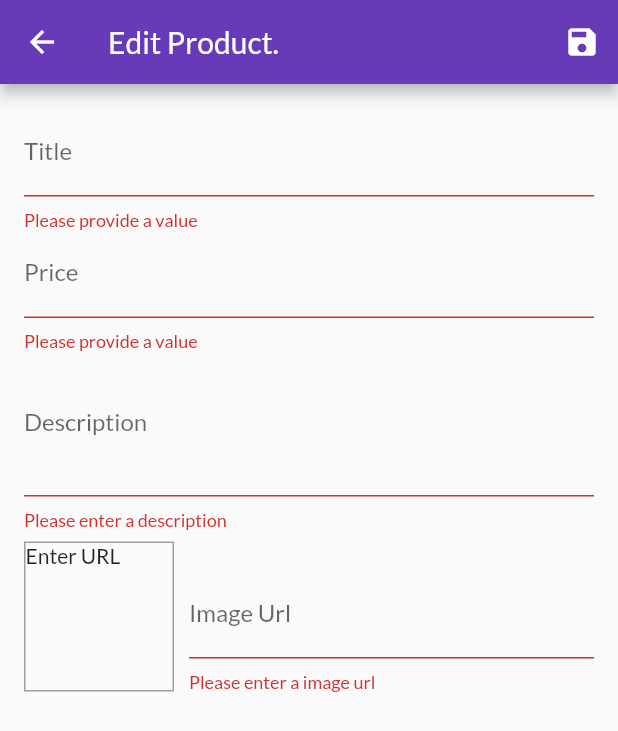
After one commit to sanskarbiyani/Shop-App, a Flutter app: the EditProductScreen screen opened by its route, after a tap on the "save" icon, on a phone screen of 412 x 824 dp. The commit adds this screen. Shown: the top 731 px of the screen. Run offline on Flutter 3.47's test engine with Material 2 defaults, Android fonts, the phone set to English and light mode, and no system bars; network calls fail.

Commit message:
Forms and validation.

```diff
--- a/lib/main.dart
+++ b/lib/main.dart
@@ -1,11 +1,13 @@
 import 'package:flutter/material.dart';
 import 'package:provider/provider.dart';
+import 'package:shop_app/screens/user_products.dart';
 
 import './screens/order_screen.dart';
 import './providers/orders.dart';
 import './screens/cart_screen.dart';
 import './screens/product_detail_screen.dart';
 import './screens/products_overview_screen.dart';
+import './screens/edit_product_screen.dart';
 import './providers/products.dart';
 import './providers/cart.dart';
 
@@ -58,6 +60,8 @@ class MyApp extends StatelessWidget {
           ProductDetailScreen.route: (ctx) => const ProductDetailScreen(),
           CartScreen.route: (ctx) => const CartScreen(),
           OrderScreen.route: (ctx) => const OrderScreen(),
+          UserProductsScreen.route: (ctx) => const UserProductsScreen(),
+          EditProductScreen.route: (ctx) => const EditProductScreen(),
         },
       ),
     );
--- a/lib/providers/cart.dart
+++ b/lib/providers/cart.dart
@@ -71,4 +71,25 @@ class Cart with ChangeNotifier {
     _items = {};
     notifyListeners();
   }
+
+  void removeSingleItem(String productId) {
+    if (!_items.containsKey(productId)) {
+      return;
+    }
+
+    if ((_items[productId] as CartItem).quantity > 1) {
+      _items.update(
+        productId,
+        (value) => CartItem(
+          id: value.id,
+          title: value.title,
+          price: value.price,
+          quantity: value.quantity - 1,
+        ),
+      );
+    } else {
+      _items.remove(productId);
+    }
+    notifyListeners();
+  }
 }
--- /dev/null
+++ b/lib/screens/edit_product_screen.dart
@@ -0,0 +1,240 @@
+import 'package:flutter/material.dart';
+import 'package:provider/provider.dart';
+
+import '../providers/product.dart';
+import '../providers/products.dart';
+
+class _FormProduct {
+  String? id;
+  String? title;
+  String? description;
+  double? price;
+  String? imageUrl;
+  bool isFav = false;
+
+  // ignore: unused_element
+  _FormProduct({this.title, this.description, this.price, this.imageUrl});
+}
+
+class EditProductScreen extends StatefulWidget {
+  static const route = '/editProduct';
+  const EditProductScreen({super.key});
+
+  @override
+  State<EditProductScreen> createState() => _EditProductScreenState();
+}
+
+class _EditProductScreenState extends State<EditProductScreen> {
+  // Creating a focus node is required to navigate to a different input field
+  // when the user taps the enter button. In this version,
+  // I found that it is not required as flutter automatically focuses on the next input field.
+  final _priceFocusNode = FocusNode();
+  final _imageUrlFocusNode = FocusNode();
+  final _imageUrlController = TextEditingController();
+  final _form = GlobalKey<FormState>();
+  // ignore: prefer_final_fields
+  var _editedProduct = _FormProduct();
+  var _isInit = true;
+
+  @override
+  void initState() {
+    super.initState();
+    _imageUrlFocusNode.addListener(_updateImageUrl);
+  }
+
+  @override
+  void didChangeDependencies() {
+    super.didChangeDependencies();
+    if (_isInit) {
+      final productId = ModalRoute.of(context)?.settings.arguments as String?;
+      // print(productId);
+      if (productId != null) {
+        final product =
+            Provider.of<Products>(context, listen: false).findById(productId);
+        _editedProduct.id = productId;
+        _editedProduct.description = product.description;
+        _editedProduct.title = product.title;
+        _imageUrlController.text = product.imageUrl;
+        _editedProduct.price = product.price;
+        _editedProduct.isFav = product.isFavorite;
+      }
+      _isInit = false;
+    }
+  }
+
+  @override
+  void dispose() {
+    // Focus nodes need to be disposed after the field is removed.
+    _priceFocusNode.dispose();
+    _imageUrlController.dispose();
+    _imageUrlFocusNode.removeListener(_updateImageUrl);
+    _imageUrlFocusNode.dispose();
+    super.dispose();
+  }
+
+  void _updateImageUrl() {
+    if (!_imageUrlFocusNode.hasFocus) {
+      setState(() {});
+    }
+  }
+
+  void _saveForm() {
+    // Run the validator functions for all the input fields
+    final isValid = _form.currentState?.validate() ?? false;
+    if (!isValid) {
+      return;
+    }
+    // Call the onSaved callback function for all the input fields
+    _form.currentState?.save();
+    var id = _editedProduct.id ?? DateTime.now().toString();
+    var prod = Product(
+      id: id,
+      title: _editedProduct.title as String,
+      description: _editedProduct.description as String,
+      price: _editedProduct.price as double,
+      imageUrl: _editedProduct.imageUrl as String,
+      isFavorite: _editedProduct.isFav,
+    );
+
+    // print(prod.description);
+
+    if (_editedProduct.id != null) {
+      Provider.of<Products>(context, listen: false)
+          .updateProduct(prod.id, prod);
+    } else {
+      Provider.of<Products>(context, listen: false).addProduct(prod);
+    }
+    Navigator.of(context).pop();
+  }
+
+  @override
+  Widget build(BuildContext context) {
+    return Scaffold(
+      appBar: AppBar(
+        title: const Text('Edit Product.'),
+        actions: [
+          IconButton(onPressed: _saveForm, icon: const Icon(Icons.save))
+        ],
+      ),
+      body: Padding(
+        padding: const EdgeInsets.all(16.0),
+        child: Form(
+          key: _form,
+          child: SingleChildScrollView(
+            child: Column(
+              children: [
+                TextFormField(
+                  decoration: const InputDecoration(labelText: 'Title'),
+                  initialValue: _editedProduct.title,
+                  textInputAction: TextInputAction.next,
+                  onFieldSubmitted: (value) {
+                    FocusScope.of(context).requestFocus(_priceFocusNode);
+                  },
+                  validator: (value) {
+                    if (value == null || value.isEmpty) {
+                      return 'Please provide a value';
+                    } else {
+                      return null;
+                    }
+                  },
+                  onSaved: (newValue) {
+                    _editedProduct.title = newValue;
+                  },
+                ),
+                TextFormField(
+                  decoration: const InputDecoration(labelText: 'Price'),
+                  initialValue: _editedProduct.price?.toString() ?? '',
+                  textInputAction: TextInputAction.next,
+                  keyboardType: TextInputType.number,
+                  focusNode: _priceFocusNode,
+                  validator: (value) {
+                    if (value == null || value.isEmpty) {
+                      return 'Please provide a value';
+                    } else if (double.tryParse(value) == null) {
+                      return 'Please enter a valid number';
+                    } else if (double.parse(value) <= 0) {
+                      return 'Please enter a number greater than 0';
+                    } else {
+                      return null;
+                    }
+                  },
+                  onSaved: (newValue) {
+                    _editedProduct.price = double.parse(newValue as String);
+                  },
+                ),
+                TextFormField(
+                  decoration: const InputDecoration(labelText: 'Description'),
+                  maxLines: 3,
+                  initialValue: _editedProduct.description,
+                  keyboardType: TextInputType.multiline,
+                  validator: (value) {
+                    if (value == null || value.isEmpty) {
+                      return 'Please enter a description';
+                    } else if (value.length < 10) {
+                      return 'Description should be atleast 10 characters.';
+                    } else {
+                      return null;
+                    }
+                  },
+                  onSaved: (newValue) {
+                    _editedProduct.description = newValue;
+                  },
+                ),
+                Row(
+                  crossAxisAlignment: CrossAxisAlignment.end,
+                  children: [
+                    Container(
+                      width: 100,
+                      height: 100,
+                      margin: const EdgeInsets.only(top: 8, right: 10),
+                      decoration: BoxDecoration(
+                          border: Border.all(width: 1, color: Colors.grey)),
+                      child: _imageUrlController.text.isEmpty
+                          ? const Text('Enter URL')
+                          : FittedBox(
+                              child: Image.network(
+                                _imageUrlController.text,
+                                fit: BoxFit.cover,
+                              ),
+                            ),
+                    ),
+                    Expanded(
+                      child: TextFormField(
+                        decoration:
+                            const InputDecoration(labelText: 'Image Url'),
+                        keyboardType: TextInputType.url,
+                        textInputAction: TextInputAction.done,
+                        controller: _imageUrlController,
+                        focusNode: _imageUrlFocusNode,
+                        onFieldSubmitted: (_) {
+                          _saveForm();
+                        },
+                        validator: (value) {
+                          if (value == null || value.isEmpty) {
+                            return 'Please enter a image url';
+                          } else if (!value.startsWith('http') &&
+                              !value.startsWith('https')) {
+                            return 'Please enter a valid url';
+                          } else if (!value.endsWith('png') &&
+                              !value.endsWith('jpeg') &&
+                              !value.endsWith('jpg')) {
+                            return 'Please provide a url for an image.';
+                          } else {
+                            return null;
+                          }
+                        },
+                        onSaved: (newValue) {
+                          _editedProduct.imageUrl = newValue;
+                        },
+                      ),
+                    ),
+                  ],
+                )
+              ],
+            ),
+          ),
+        ),
+      ),
+    );
+  }
+}
--- a/lib/widgets/app_drawer.dart
+++ b/lib/widgets/app_drawer.dart
@@ -1,5 +1,6 @@
 import 'package:flutter/material.dart';
 
+import '../screens/user_products.dart';
 import '../screens/order_screen.dart';
 
 class AppDrawer extends StatelessWidget {
@@ -30,6 +31,15 @@ class AppDrawer extends StatelessWidget {
               Navigator.of(context).pushReplacementNamed(OrderScreen.route);
             },
           ),
+          const Divider(),
+          ListTile(
+            leading: const Icon(Icons.edit),
+            title: const Text('Your Products'),
+            onTap: () {
+              Navigator.of(context)
+                  .pushReplacementNamed(UserProductsScreen.route);
+            },
+          ),
         ],
       ),
     );
```
Also changed, not shown: lib/providers/products.dart (+15 -2 lines), lib/screens/user_products.dart (added, +50 -0 lines), lib/widgets/product_item.dart (+12 -0 lines), lib/widgets/shopping_cart_item.dart (+23 -0 lines), lib/widgets/user_product_item.dart (added, +45 -0 lines).
